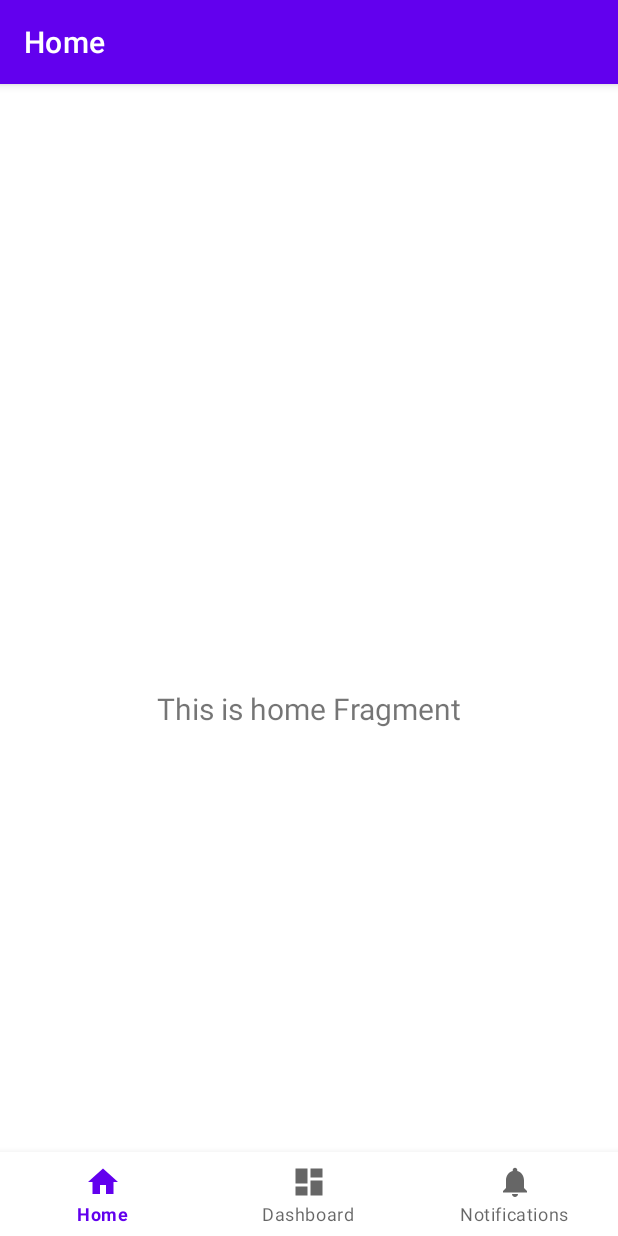
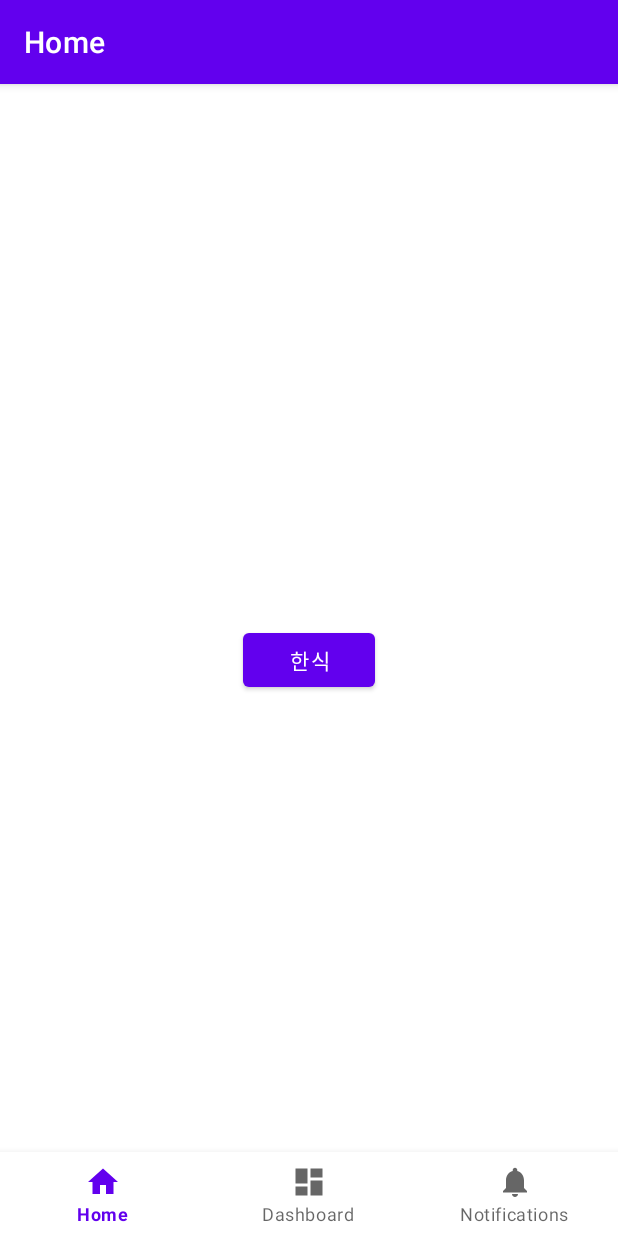
Before and after one commit to SwuLunch/SwuLunchApp, an Android app: the HomeActivity screen opened directly, with no data from a screen before it, on a phone screen of 412 x 824 dp. Run offline under Robolectric (Android 15) with nearby library versions, the phone set to English and light mode, and no system bars; our stand-ins replace navigation-ui; 2 statements that could not run were skipped.

Commit message:
third commit test

```diff
--- a/app/src/main/java/com/example/myapplication/HomeActivity.kt
+++ b/app/src/main/java/com/example/myapplication/HomeActivity.kt
@@ -34,6 +34,7 @@ class HomeActivity : AppCompatActivity() {
 
         btnHan = findViewById(R.id.btnHan)
 
+
     }
 
 }
--- a/app/src/main/res/layout/activity_main.xml
+++ b/app/src/main/res/layout/activity_main.xml
@@ -1,6 +1,7 @@
 <?xml version="1.0" encoding="utf-8"?>
 <androidx.constraintlayout.widget.ConstraintLayout xmlns:android="http://schemas.android.com/apk/res/android"
     xmlns:app="http://schemas.android.com/apk/res-auto"
+    xmlns:tools="http://schemas.android.com/tools"
     android:id="@+id/container"
     android:layout_width="match_parent"
     android:layout_height="match_parent"
@@ -21,13 +22,15 @@
     <fragment
         android:id="@+id/nav_host_fragment"
         android:name="androidx.navigation.fragment.NavHostFragment"
-        android:layout_width="match_parent"
-        android:layout_height="match_parent"
+        android:layout_width="0dp"
+        android:layout_height="0dp"
         app:defaultNavHost="true"
         app:layout_constraintBottom_toTopOf="@id/nav_view"
+        app:layout_constraintEnd_toEndOf="parent"
         app:layout_constraintHorizontal_bias="0.0"
         app:layout_constraintLeft_toLeftOf="parent"
         app:layout_constraintRight_toRightOf="parent"
+        app:layout_constraintStart_toStartOf="parent"
         app:layout_constraintTop_toTopOf="parent"
         app:layout_constraintVertical_bias="1.0"
         app:navGraph="@navigation/mobile_navigation" />
--- a/app/src/main/res/layout/fragment_home.xml
+++ b/app/src/main/res/layout/fragment_home.xml
@@ -6,18 +6,13 @@
     android:layout_height="match_parent"
     tools:context=".ui.home.HomeFragment">
 
-    <TextView
-        android:id="@+id/text_home"
-        android:layout_width="match_parent"
+    <Button
+        android:id="@+id/btnHan"
+        android:layout_width="wrap_content"
         android:layout_height="wrap_content"
-        android:layout_marginStart="8dp"
-        android:layout_marginTop="8dp"
-        android:layout_marginEnd="8dp"
-        android:textAlignment="center"
-        android:textSize="20sp"
+        android:text="한식"
         app:layout_constraintBottom_toBottomOf="parent"
         app:layout_constraintEnd_toEndOf="parent"
         app:layout_constraintStart_toStartOf="parent"
         app:layout_constraintTop_toTopOf="parent" />
-
 </androidx.constraintlayout.widget.ConstraintLayout>
```
